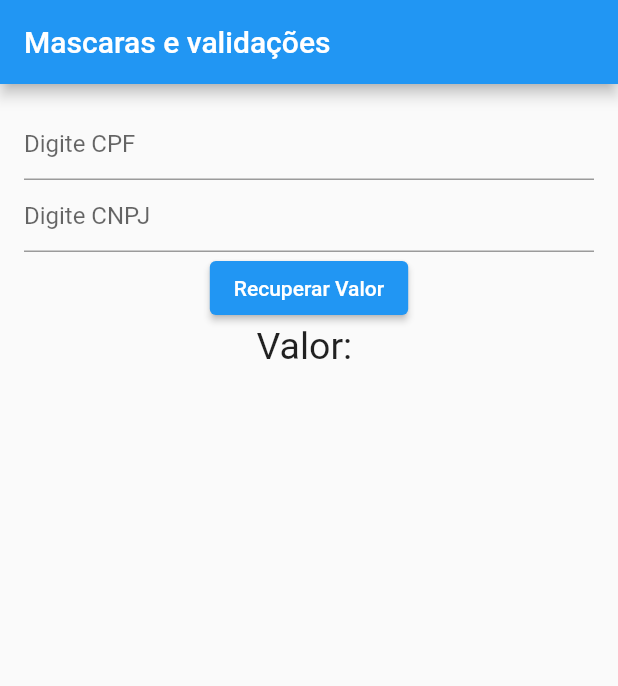
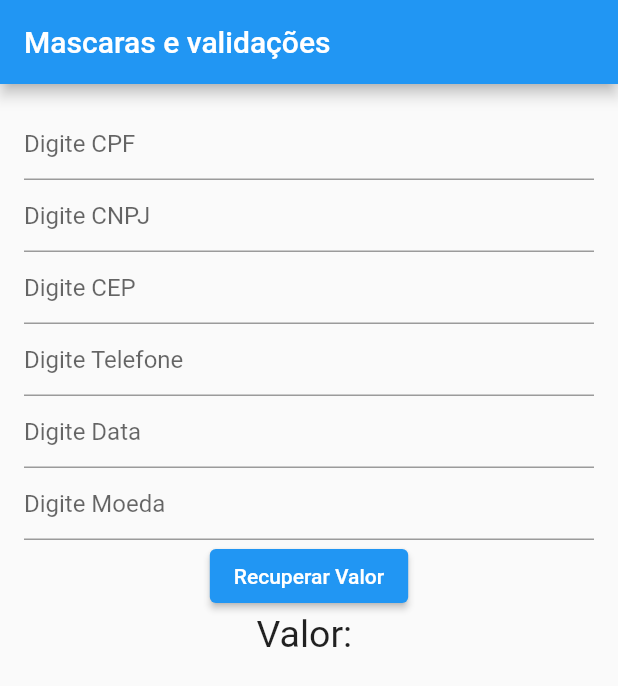
Before and after one commit to SandroRF1973/mascara_campos, a Flutter app: the screen it shows after launch, after a tap on "Recuperar Valor", on a phone screen of 412 x 824 dp. Shown: the top 686 px of the screen. Run offline on Flutter 3.47's test engine with Material 2 defaults, Android fonts, the light colour scheme and no system bars; our stand-ins replace brasil_fields.

Commit message:
Aula - 259

```diff
--- a/lib/home.dart
+++ b/lib/home.dart
@@ -13,6 +13,10 @@ class Home extends StatefulWidget {
 class _HomeState extends State<Home> {
   final TextEditingController _cpfController = TextEditingController();
   final TextEditingController _cnpjController = TextEditingController();
+  final TextEditingController _cepController = TextEditingController();
+  final TextEditingController _telefoneController = TextEditingController();
+  final TextEditingController _dataController = TextEditingController();
+  final TextEditingController _moedaController = TextEditingController();
   String _valorRecuperado = "";
 
   @override
@@ -45,11 +49,74 @@ class _HomeState extends State<Home> {
               ],
               decoration: const InputDecoration(hintText: "Digite CNPJ"),
             ),
+            //CEP
+            TextField(
+              controller: _cepController,
+              keyboardType: TextInputType.number,
+              inputFormatters: [
+                FilteringTextInputFormatter.digitsOnly,
+                CepInputFormatter()
+              ],
+              decoration: const InputDecoration(hintText: "Digite CEP"),
+            ),
+            //Telefone
+            TextField(
+              controller: _telefoneController,
+              keyboardType: TextInputType.number,
+              inputFormatters: [
+                FilteringTextInputFormatter.digitsOnly,
+                TelefoneInputFormatter()
+              ],
+              decoration: const InputDecoration(hintText: "Digite Telefone"),
+            ),
+            //Data
+            TextField(
+              controller: _dataController,
+              keyboardType: TextInputType.number,
+              inputFormatters: [
+                FilteringTextInputFormatter.digitsOnly,
+                DataInputFormatter()
+              ],
+              decoration: const InputDecoration(hintText: "Digite Data"),
+            ),
+            //Moeda
+            TextField(
+              controller: _moedaController,
+              keyboardType: TextInputType.number,
+              inputFormatters: [
+                FilteringTextInputFormatter.digitsOnly,
+                RealInputFormatter(moeda: true)
+              ],
+              decoration: const InputDecoration(hintText: "Digite Moeda"),
+            ),
             ElevatedButton(
                 onPressed: () {
                   setState(() {
                     //_valorRecuperado = _cpfController.text.toString();
-                    _valorRecuperado = _cnpjController.text.toString();
+                    // _valorRecuperado = _cnpjController.text.toString();
+                    //_valorRecuperado = _cepController.text.toString();
+                    //_valorRecuperado = _dataController.text.toString();
+                    //_valorRecuperado = _moedaController.text.toString();
+
+                    // String moedaBD = _moedaController.text.toString();
+                    // moedaBD = moedaBD.replaceAll(".", "");
+                    // moedaBD = moedaBD.replaceAll(",", ".");
+
+                    // double valorDouble = double.parse(moedaBD);
+                    // var formatador = NumberFormat("#,##0.00", "pt_BR");
+                    // var resultado = formatador.format(valorDouble);
+
+                    // _valorRecuperado = resultado;
+                    //double total = valorDouble + 3.45;
+
+                    //_valorRecuperado = moedaBD.toString();
+
+                    // for (var item in Estados.listaEstados) {
+                    // for (var item in Meses.listaMeses) {
+                    for (var item in Semana.listaDiasSemana) {
+                      // ignore: avoid_print
+                      print("item: $item");
+                    }
                   });
                 },
                 child: const Text("Recuperar Valor")),
```
